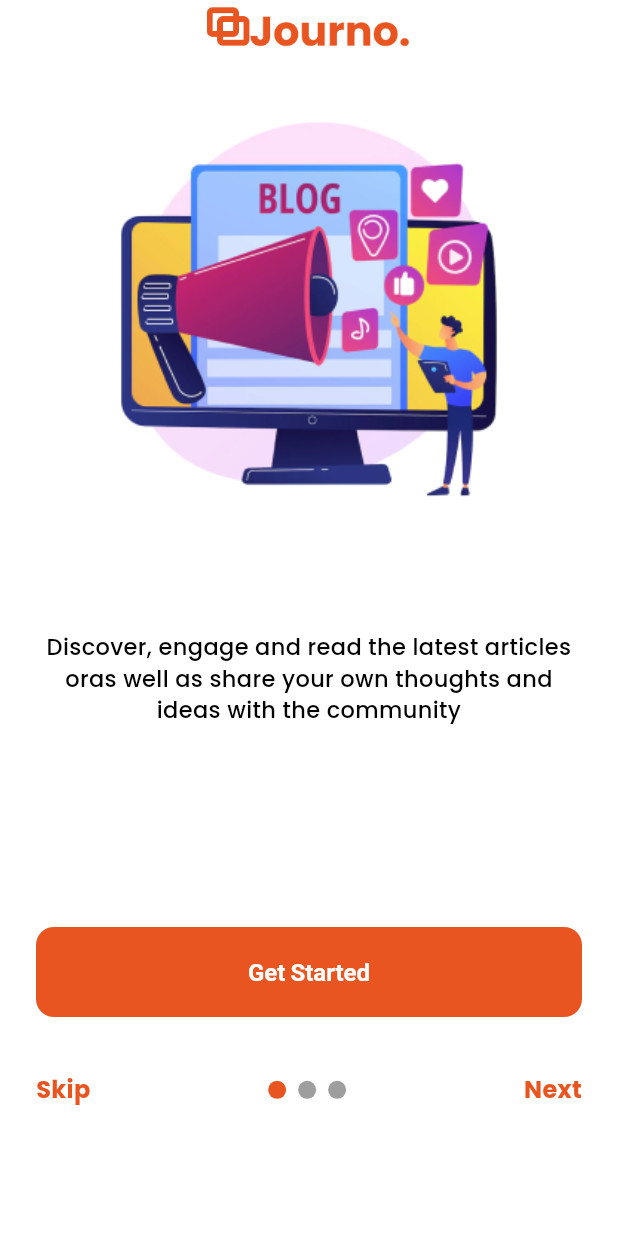
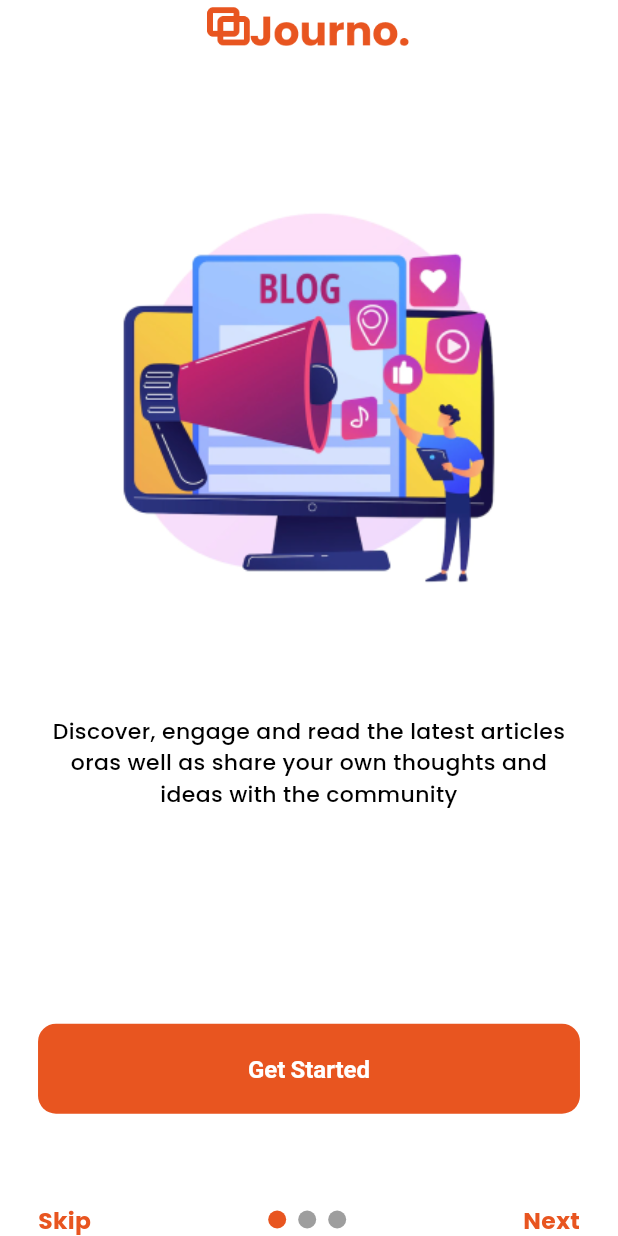
Before and after one commit to SahilBhageerathi/Flutter-with-FireBase-Auth-, a Flutter app: the screen it shows after launch, on a phone screen of 412 x 824 dp. Run offline on Flutter 3.47's test engine with Material 3 defaults, Android fonts, the phone set to English and light mode, and no system bars; drawn by our look-alikes of smooth_page_indicator; our stand-ins replace auto_route, firebase_auth, firebase_core, flutter_screenutil, google_fonts; missing offline and left inert: animation_wrappers; accounts and stored records are empty.

Commit message:
Added below Changes 1)added screenUtil package for responsive design

```diff
--- a/lib/app.dart
+++ b/lib/app.dart
@@ -1,4 +1,5 @@
 import 'package:flutter/material.dart';
+import 'package:flutter_screenutil/flutter_screenutil.dart';
 import 'package:sample_1/src/core/constants/app_strings.dart';
 import 'package:sample_1/src/core/theme/theme.dart';
 import 'package:sample_1/src/presentation/routing/router.dart';
@@ -11,6 +12,12 @@ class App extends StatelessWidget {
   // This widget is the root of your application.
   @override
   Widget build(BuildContext context) {
+    return ScreenUtilInit(
+      designSize: const  Size(390,844),
+      useInheritedMediaQuery: true,
+      minTextAdapt: true,
+        splitScreenMode: true,
+      builder: (context,child) {
         return MaterialApp.router(
           title: AppStrings.appName,
           themeMode: ThemeMode.system,
@@ -19,4 +26,6 @@ class App extends StatelessWidget {
           routerConfig: _appRoute.config(),
         );
       }
+    );
   }
+}
--- a/lib/src/presentation/onboarding/onboarding_screen.dart
+++ b/lib/src/presentation/onboarding/onboarding_screen.dart
@@ -1,5 +1,6 @@
 import 'package:auto_route/auto_route.dart';
 import 'package:flutter/material.dart';
+import 'package:flutter_screenutil/flutter_screenutil.dart';
 import 'package:sample_1/src/core/constants/app_strings.dart';
 import 'package:sample_1/src/core/constants/colors.dart';
 import 'package:sample_1/src/core/constants/image.dart';
@@ -18,37 +19,42 @@ class OnBoardingScreen extends StatefulWidget {
 }
 
 class _OnBoardingScreenState extends State<OnBoardingScreen> {
-  OnBoardingViewModel onBoardViewModel=OnBoardingViewModel();
+  OnBoardingViewModel onBoardViewModel = OnBoardingViewModel();
 
   @override
   Widget build(BuildContext context) {
-    double screenHeight = MediaQuery.of(context).size.height;
-    double screenWidth = MediaQuery.of(context).size.width;
     return Scaffold(
       backgroundColor: Colors.white,
       body: SafeArea(
-          child: ListView(
-        padding: const EdgeInsets.symmetric(horizontal: 24, vertical: 0),
+          child: Padding(
+            padding: EdgeInsets.symmetric(horizontal: 24.w),
+            child: Column(
+              mainAxisAlignment: MainAxisAlignment.center,
               children: [
                 Image.asset(
                   AppImages.appLogo,
                   color: AppColors.primaryColor,
-            height: screenHeight * 0.05,
-            width: screenWidth * 0.36,
+                  height: 42.h,
+                  width: 139.w,
                 ),
                 SizedBox(
-            height: screenHeight * 0.7,
+                  height: 63.h,
+                ),
+                Expanded(
                   child: PageView(
                     controller: onBoardViewModel.onBoardingPageController,
-              children:const [
+                    children: const [
                       OnBoardFirst(),
                       OnBoardSecond(),
                       OnBoardThird(),
                     ],
                   ),
                 ),
-          Padding(
-            padding: const EdgeInsets.symmetric(vertical: 0),
+                SizedBox(
+                  height: 61.h,
+                ),
+                SizedBox(
+                  width:350.w,
                   child: ElevatedButton(
                     style: ElevatedButton.styleFrom(
                       backgroundColor: AppColors.primaryColor,
@@ -59,37 +65,41 @@ class _OnBoardingScreenState extends State<OnBoardingScreen> {
                     ),
                   ),
                 ),
-          SizedBox(height: screenHeight*0.045),
+                SizedBox(
+                  height: 61.h,
+                ),
                 Row(
                   mainAxisAlignment: MainAxisAlignment.spaceBetween,
                   children: [
-              const Text(
+                    Text(
                       AppStrings.skipTxt,
                       style: TextStyle(
                           color: AppColors.primaryColor,
                           fontWeight: FontWeight.w700,
-                    fontSize: 16),
+                          fontSize: 16.sp),
                     ),
                     SmoothPageIndicator(
-                  controller: onBoardViewModel.onBoardingPageController,  // PageController
-                  count:  3,
-                  effect: const  WormEffect(
+                        controller: onBoardViewModel.onBoardingPageController,
+                        // PageController
+                        count: 3,
+                        effect: const WormEffect(
                           activeDotColor: AppColors.primaryColor,
                           dotHeight: 12,
                           dotWidth: 12,
-                  ),  // your preferred effect
-                  onDotClicked: (index){}
                         ),
-              const Text(
+                        // your preferred effect
+                        onDotClicked: (index) {}),
+                    Text(
                       AppStrings.nextTxt,
                       style: TextStyle(
                           color: AppColors.primaryColor,
                           fontWeight: FontWeight.w700,
-                    fontSize: 16),
+                          fontSize: 16.sp),
                     ),
                   ],
                 )
               ],
+            ),
           )),
     );
   }
--- a/lib/src/presentation/onboarding/widgets/onboard_first.dart
+++ b/lib/src/presentation/onboarding/widgets/onboard_first.dart
@@ -1,4 +1,5 @@
 import 'package:flutter/material.dart';
+import 'package:flutter_screenutil/flutter_screenutil.dart';
 import 'package:sample_1/src/core/constants/app_strings.dart';
 import 'package:sample_1/src/core/constants/image.dart';
 
@@ -7,20 +8,20 @@ class OnBoardFirst extends StatelessWidget {
 
   @override
   Widget build(BuildContext context) {
-    double screenHeight = MediaQuery.of(context).size.height;
     return Column(
       children: [
         Image.asset(
           AppImages.onBoarding_1,
-          height: screenHeight * 0.4,
+          height: 333.h,
+          width: 333.w,
         ),
-        const SizedBox(
-          height: 50,
+        SizedBox(
+          height: 50.h,
         ),
-        const Text(
+        Text(
           AppStrings.onBoardingTxt1,
           style: TextStyle(
-              fontSize: 15,
+              fontSize: 15.sp,
               fontWeight: FontWeight.w500,
               color: Colors.black),
           textAlign: TextAlign.center,
```
Also changed, not shown: lib/src/presentation/onboarding/widgets/onboard_second.dart (+7 -5 lines), lib/src/presentation/onboarding/widgets/onboard_third.dart (+8 -6 lines), lib/src/presentation/spash_screens/splash_screen.dart (+7 -9 lines). Lines whose indentation alone changed are shown as unchanged.
